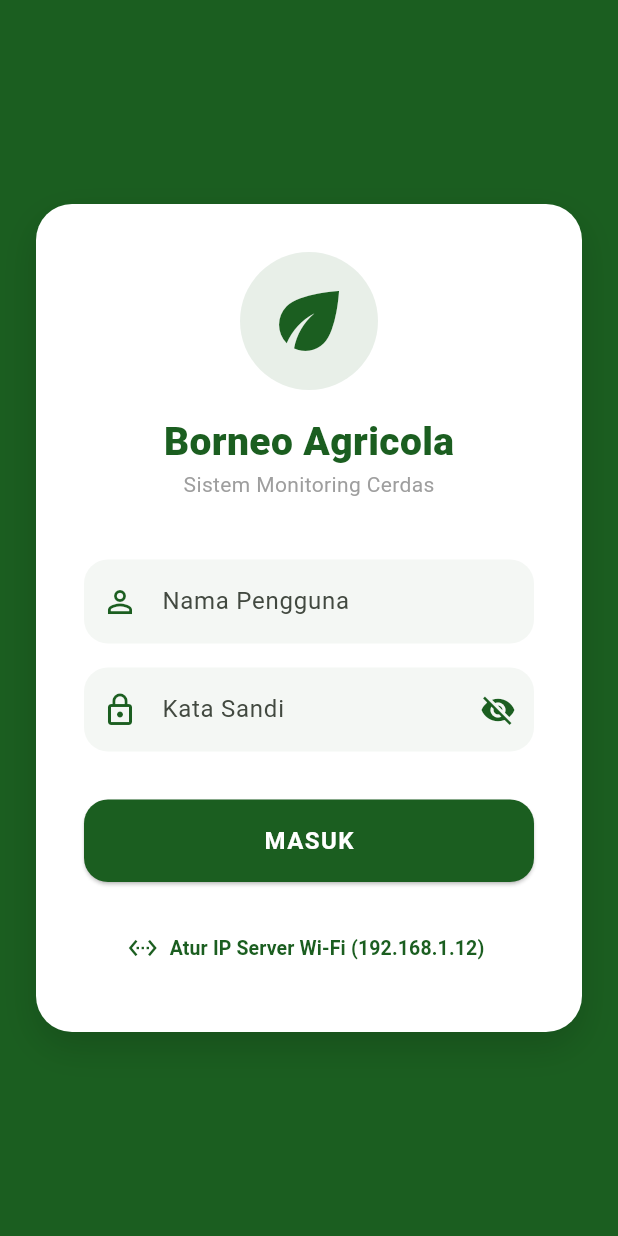
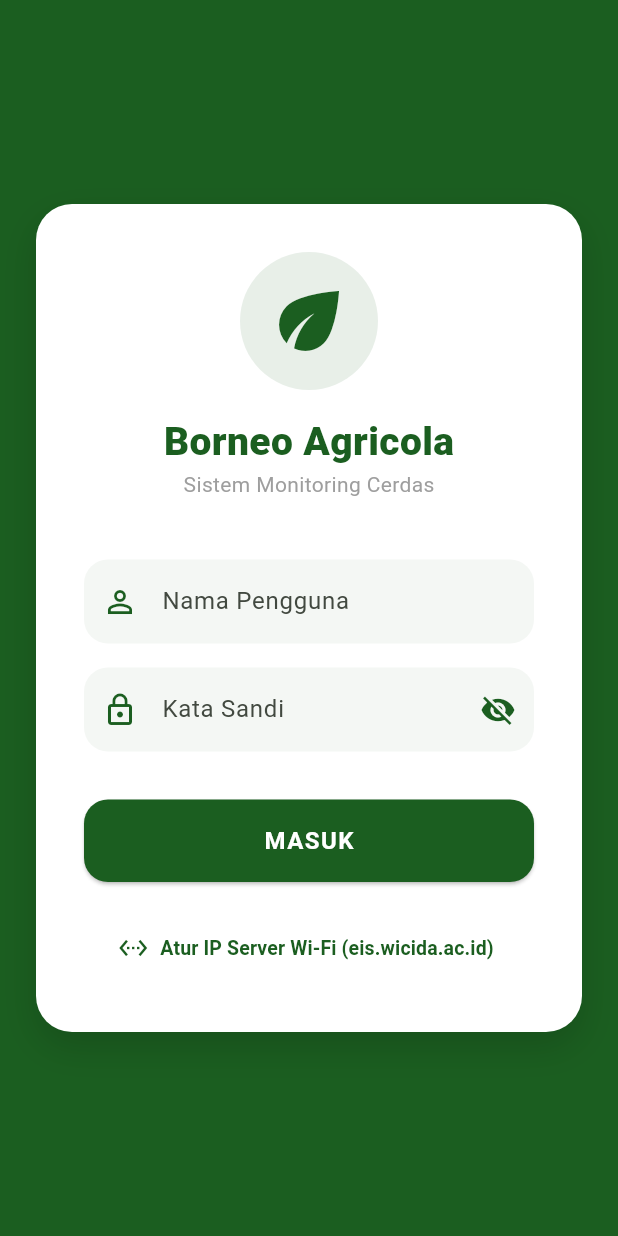
Before and after one commit to Rezgard-alpenson/borneo-mobile-app, a Flutter app: the screen it shows after launch, on a phone screen of 412 x 824 dp. Run offline on Flutter 3.47's test engine with Material 3 defaults, Android fonts, the phone set to English and light mode, and no system bars; our stand-ins replace shared_preferences; accounts and stored records are empty.

Commit message:
chore: ubah alamat server default menjadi server production kampus https://eis.wicida.ac.id

```diff
--- a/lib/api_config.dart
+++ b/lib/api_config.dart
@@ -2,7 +2,7 @@ import 'package:shared_preferences/shared_preferences.dart';
 
 class ApiConfig {
   // Alamat IP Default (akan ditimpa otomatis jika ada IP yang disimpan pengguna di HP)
-  static String _baseUrl = "http://192.168.1.12:8000";
+  static String _baseUrl = "https://eis.wicida.ac.id";
   static String get baseUrl => _baseUrl;
 
   // Mengambil angka IP murni (misal: 192.168.1.12) untuk ditampilkan pada input form
```
